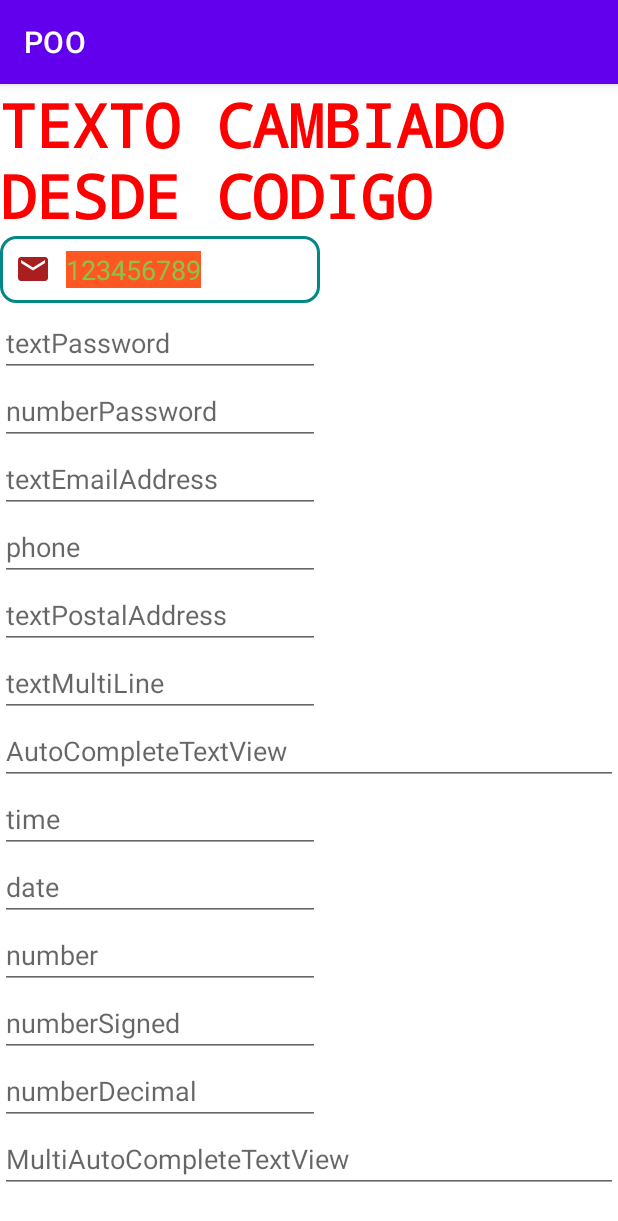
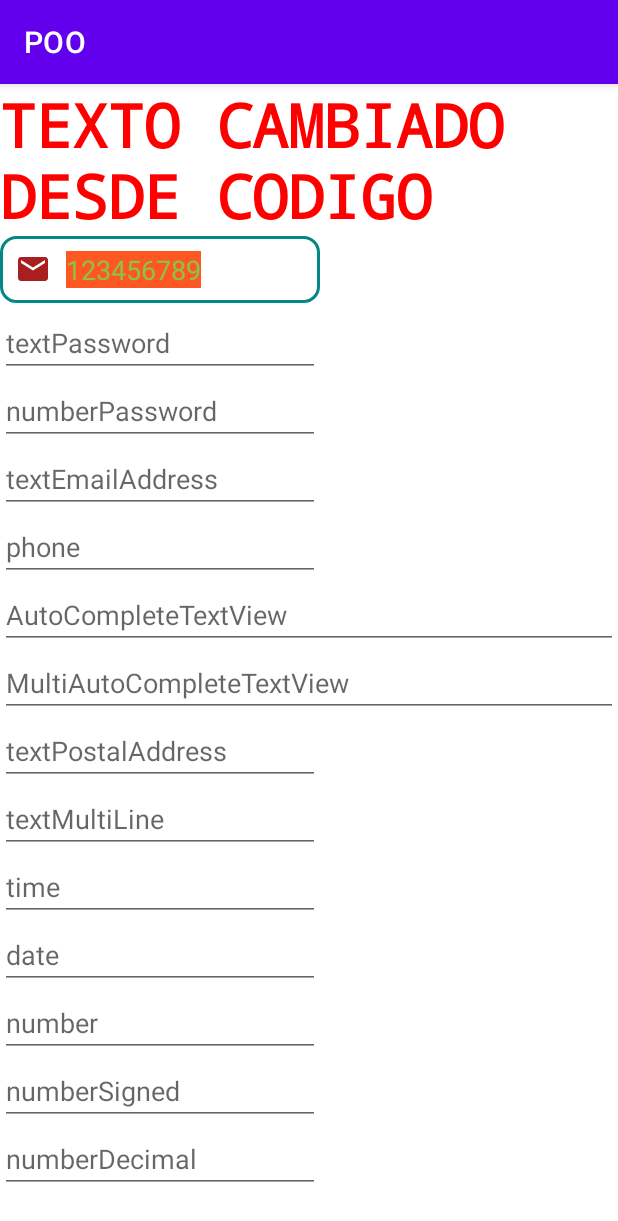
Before and after one commit to juanjo95/kotlin-poo, an Android app: the screen it shows after launch (PaletteTextActivity), on a phone screen of 412 x 824 dp. Shown: the top 1221 px of the screen. Run offline under Robolectric (Android 15) with nearby library versions, the phone set to English and light mode, and no system bars.

Commit message:
Feat 🚀 : MultiAutoCompleteTextView

```diff
--- a/app/src/main/java/com/androidavanzadotutorial/poo/PaletteTextActivity.kt
+++ b/app/src/main/java/com/androidavanzadotutorial/poo/PaletteTextActivity.kt
@@ -7,6 +7,7 @@ import android.os.Bundle
 import android.widget.ArrayAdapter
 import android.widget.AutoCompleteTextView
 import android.widget.EditText
+import android.widget.MultiAutoCompleteTextView
 import android.widget.TextView
 import android.widget.Toast
 import androidx.core.widget.addTextChangedListener
@@ -38,12 +39,34 @@ class PaletteTextActivity : AppCompatActivity() {
         var fin = etEjemplo.selectionEnd
         etEjemplo.selectAll()
 
+        /*
+            tipos de inputType
+
+            text 	            Recibe texto plano simple
+            textPersonName 	    Texto correspondiente al nombre de una persona
+            textPassword 	    Protege los caracteres que se van escribiendo con puntos
+            numberPassword 	    Contraseña de solo números enmascarada con puntos
+            textEmailAddress 	Texto que será usado en un campo para emails
+            phone 	            Texto asociado a un número de teléfono
+            textPostalAddress 	Para ingresar textos asociados a una dirección postal
+            textMultiLine 	    Permite múltiples líneas en el campo de texto
+            time 	            Texto para determinar la hora
+            date 	            Texto para determinar la fecha
+            number 	            Texto con caracteres numéricos
+            numberSigned 	    Permite números con signo
+            numberDecimal 	    Para ingresar números decimales
+         */
+
         var autoCompleteTextView: AutoCompleteTextView = findViewById(R.id.autoCompleteTextView)
         var countries: Array<String> = resources.getStringArray(R.array.countries_array)
         var adapter: ArrayAdapter<String> = ArrayAdapter<String>(this,android.R.layout.simple_dropdown_item_1line,countries)
 
         autoCompleteTextView.setAdapter(adapter)
 
+        var multiAutoCompleteTextView: MultiAutoCompleteTextView = findViewById(R.id.multiAutoCompleteTextView)
+        multiAutoCompleteTextView.setAdapter(adapter)
+        multiAutoCompleteTextView.setTokenizer(MultiAutoCompleteTextView.CommaTokenizer())
+
 
     }
 }
--- a/app/src/main/res/layout/activity_palette_text.xml
+++ b/app/src/main/res/layout/activity_palette_text.xml
@@ -93,6 +93,18 @@
         app:layout_constraintStart_toStartOf="parent"
         app:layout_constraintTop_toBottomOf="@+id/editTextTextEmailAddress2" />
 
+    <AutoCompleteTextView
+        android:id="@+id/autoCompleteTextView"
+        android:layout_width="match_parent"
+        android:layout_height="wrap_content"
+        android:hint="AutoCompleteTextView" />
+
+    <MultiAutoCompleteTextView
+        android:id="@+id/multiAutoCompleteTextView"
+        android:layout_width="match_parent"
+        android:layout_height="wrap_content"
+        android:hint="MultiAutoCompleteTextView" />
+
     <EditText
         android:id="@+id/editTextTextPostalAddress2"
         android:layout_width="wrap_content"
@@ -115,12 +127,6 @@
         app:layout_constraintEnd_toEndOf="parent"
         app:layout_constraintStart_toStartOf="parent"
         app:layout_constraintTop_toBottomOf="@+id/editTextTextPostalAddress2" />
-
-    <AutoCompleteTextView
-        android:id="@+id/autoCompleteTextView"
-        android:layout_width="match_parent"
-        android:layout_height="wrap_content"
-        android:hint="AutoCompleteTextView" />
 
     <EditText
         android:id="@+id/editTextTime2"
@@ -177,10 +183,4 @@
         app:layout_constraintStart_toStartOf="parent"
         app:layout_constraintTop_toBottomOf="@+id/editTextNumberSigned2" />
 
-    <MultiAutoCompleteTextView
-        android:id="@+id/multiAutoCompleteTextView"
-        android:layout_width="match_parent"
-        android:layout_height="wrap_content"
-        android:hint="MultiAutoCompleteTextView" />
-
 </LinearLayout>
--- a/app/src/main/res/values/strings.xml
+++ b/app/src/main/res/values/strings.xml
@@ -2,13 +2,13 @@
     <string name="app_name">POO</string>
     <string name="saludo">Hola!!!</string>
     <string-array name="countries_array">
-        <item>Afganistan</item>
+        <item>Afghanistan</item>
         <item>Albania</item>
         <item>Algeria</item>
         <item>American Samoa</item>
         <item>Andorra</item>
         <item>Angola</item>
         <item>Anguilla</item>
-        <item>Antartica</item>
+        <item>Antarctica</item>
     </string-array>
 </resources>
```
